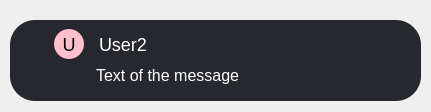
DmitryGorny/Zcord, file Zcord/GUI/Chat/Message.ui: the form before one commit.
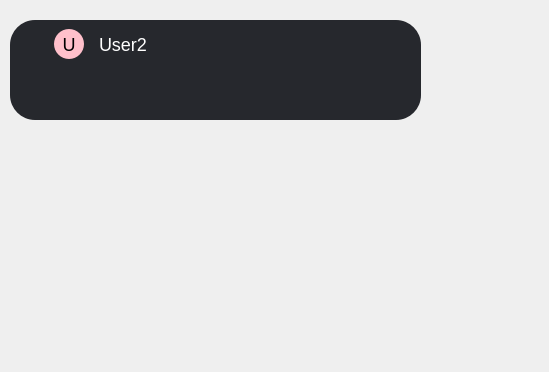
The form after the commit.

The edit to the form file:
```diff
--- a/Zcord/GUI/Chat/Message.ui
+++ b/Zcord/GUI/Chat/Message.ui
@@ -6,8 +6,8 @@
    <rect>
     <x>0</x>
     <y>0</y>
-    <width>431</width>
-    <height>112</height>
+    <width>549</width>
+    <height>372</height>
    </rect>
   </property>
   <property name="windowTitle">
@@ -19,11 +19,11 @@
      <x>10</x>
      <y>20</y>
      <width>411</width>
-     <height>81</height>
+     <height>100</height>
     </rect>
    </property>
    <property name="sizePolicy">
-    <sizepolicy hsizetype="Fixed" vsizetype="Fixed">
+    <sizepolicy hsizetype="Preferred" vsizetype="Expanding">
      <horstretch>0</horstretch>
      <verstretch>0</verstretch>
     </sizepolicy>
@@ -35,8 +35,14 @@
     </size>
    </property>
    <property name="styleSheet">
-    <string notr="true">background-color:rgba(38,40,45,255);
-border-radius:25%;</string>
+    <string notr="true">QFrame {
+background-color:rgba(38,40,45,255);
+border-radius:25%;
+}
+
+QFrame:acrtive {
+	border:none;
+}</string>
    </property>
    <layout class="QVBoxLayout" name="Message">
     <property name="spacing">
@@ -112,20 +118,41 @@
      </widget>
     </item>
     <item>
-     <widget class="QLabel" name="Message_Text">
+     <widget class="QTextEdit" name="Message_Text">
       <property name="sizePolicy">
-       <sizepolicy hsizetype="Fixed" vsizetype="Fixed">
+       <sizepolicy hsizetype="Expanding" vsizetype="Expanding">
         <horstretch>0</horstretch>
         <verstretch>0</verstretch>
        </sizepolicy>
       </property>
+      <property name="maximumSize">
+       <size>
+        <width>16777215</width>
+        <height>16777215</height>
+       </size>
+      </property>
       <property name="styleSheet">
        <string notr="true">color:white;
 font-size:16px;
-margin-left:47px;</string>
+margin-left:30px;</string>
       </property>
-      <property name="text">
-       <string>Text of the message</string>
+      <property name="verticalScrollBarPolicy">
+       <enum>Qt::ScrollBarAlwaysOff</enum>
+      </property>
+      <property name="horizontalScrollBarPolicy">
+       <enum>Qt::ScrollBarAlwaysOff</enum>
+      </property>
+      <property name="sizeAdjustPolicy">
+       <enum>QAbstractScrollArea::AdjustToContentsOnFirstShow</enum>
+      </property>
+      <property name="undoRedoEnabled">
+       <bool>false</bool>
+      </property>
+      <property name="lineWrapMode">
+       <enum>QTextEdit::WidgetWidth</enum>
+      </property>
+      <property name="readOnly">
+       <bool>true</bool>
       </property>
      </widget>
     </item>
```
